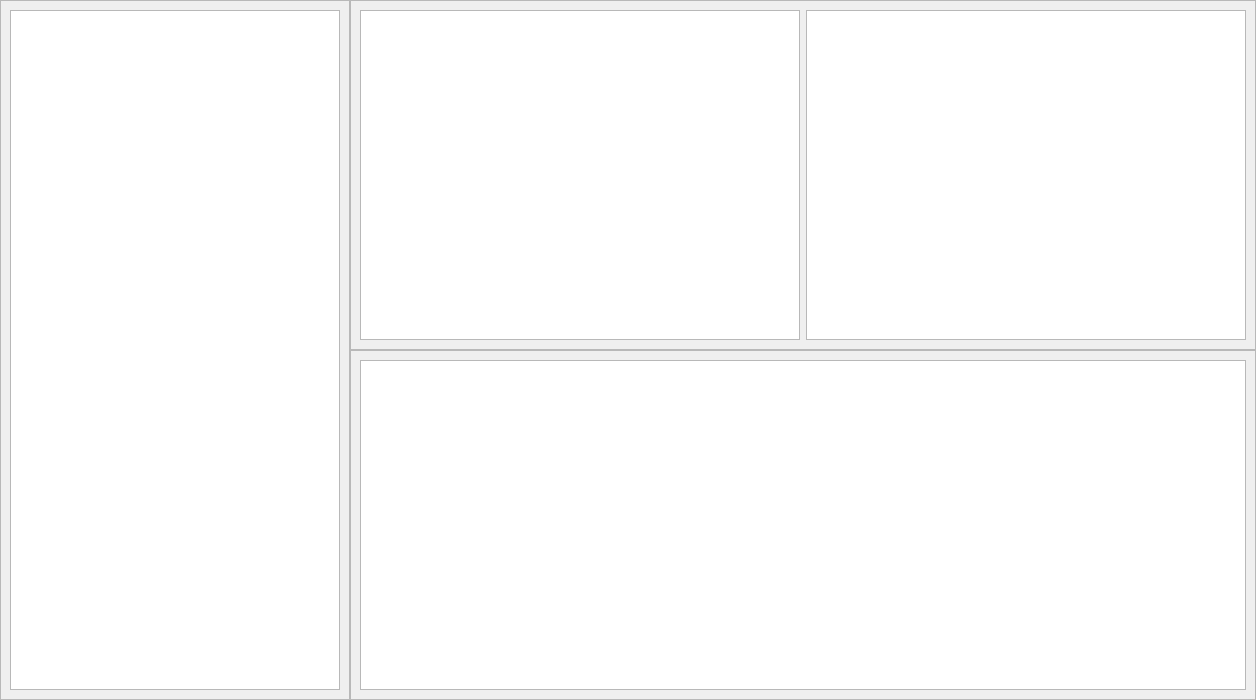
The window that ui/sources/page_rekap_siswa.ui (asjach/db_app) describes before a commit, drawn with Qt 5.
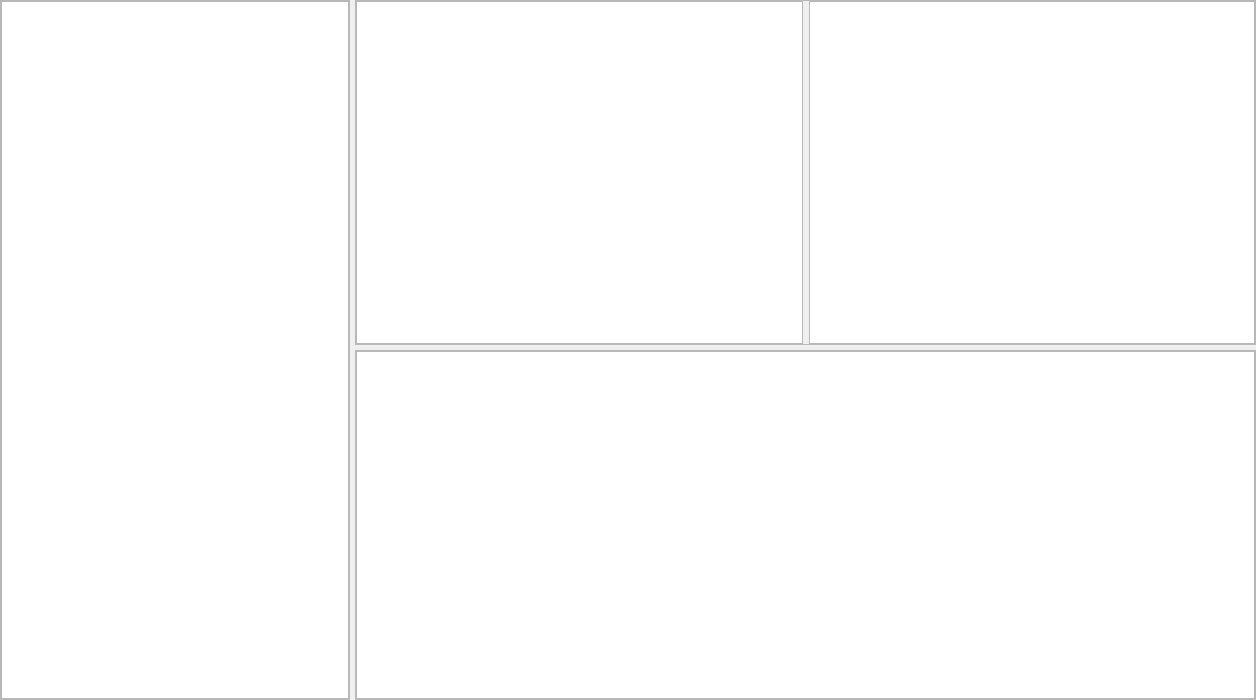
The same window after the commit.

Diff of the .ui file:
```diff
--- a/ui/sources/page_rekap_siswa.ui
+++ b/ui/sources/page_rekap_siswa.ui
@@ -27,7 +27,7 @@
     <number>0</number>
    </property>
    <property name="spacing">
-    <number>0</number>
+    <number>5</number>
    </property>
    <item row="0" column="2">
     <widget class="QFrame" name="frame_2">
@@ -44,6 +44,24 @@
       <enum>QFrame::Raised</enum>
      </property>
      <layout class="QGridLayout" name="gridLayout_4">
+      <property name="leftMargin">
+       <number>0</number>
+      </property>
+      <property name="topMargin">
+       <number>0</number>
+      </property>
+      <property name="rightMargin">
+       <number>0</number>
+      </property>
+      <property name="bottomMargin">
+       <number>0</number>
+      </property>
+      <property name="horizontalSpacing">
+       <number>6</number>
+      </property>
+      <property name="verticalSpacing">
+       <number>0</number>
+      </property>
       <item row="0" column="0">
        <widget class="QTableWidget" name="tbl_rekap_tingkat"/>
       </item>
@@ -74,6 +92,21 @@
       <enum>QFrame::Raised</enum>
      </property>
      <layout class="QGridLayout" name="gridLayout_3">
+      <property name="leftMargin">
+       <number>0</number>
+      </property>
+      <property name="topMargin">
+       <number>0</number>
+      </property>
+      <property name="rightMargin">
+       <number>0</number>
+      </property>
+      <property name="bottomMargin">
+       <number>0</number>
+      </property>
+      <property name="spacing">
+       <number>0</number>
+      </property>
       <item row="0" column="0">
        <widget class="QTableWidget" name="tbl_rekap_umur"/>
       </item>
@@ -101,6 +134,21 @@
       <enum>QFrame::Raised</enum>
      </property>
      <layout class="QGridLayout" name="gridLayout_2">
+      <property name="leftMargin">
+       <number>0</number>
+      </property>
+      <property name="topMargin">
+       <number>0</number>
+      </property>
+      <property name="rightMargin">
+       <number>0</number>
+      </property>
+      <property name="bottomMargin">
+       <number>0</number>
+      </property>
+      <property name="spacing">
+       <number>0</number>
+      </property>
       <item row="0" column="0">
        <widget class="QTableWidget" name="tbl_rekap_all"/>
       </item>
```
